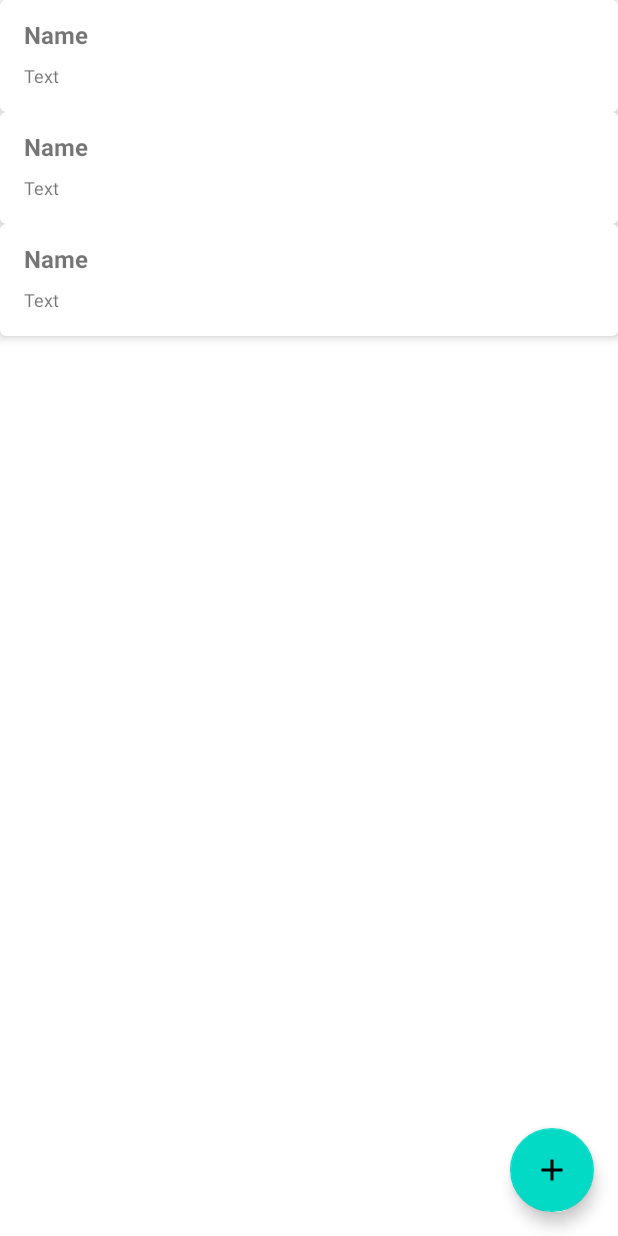
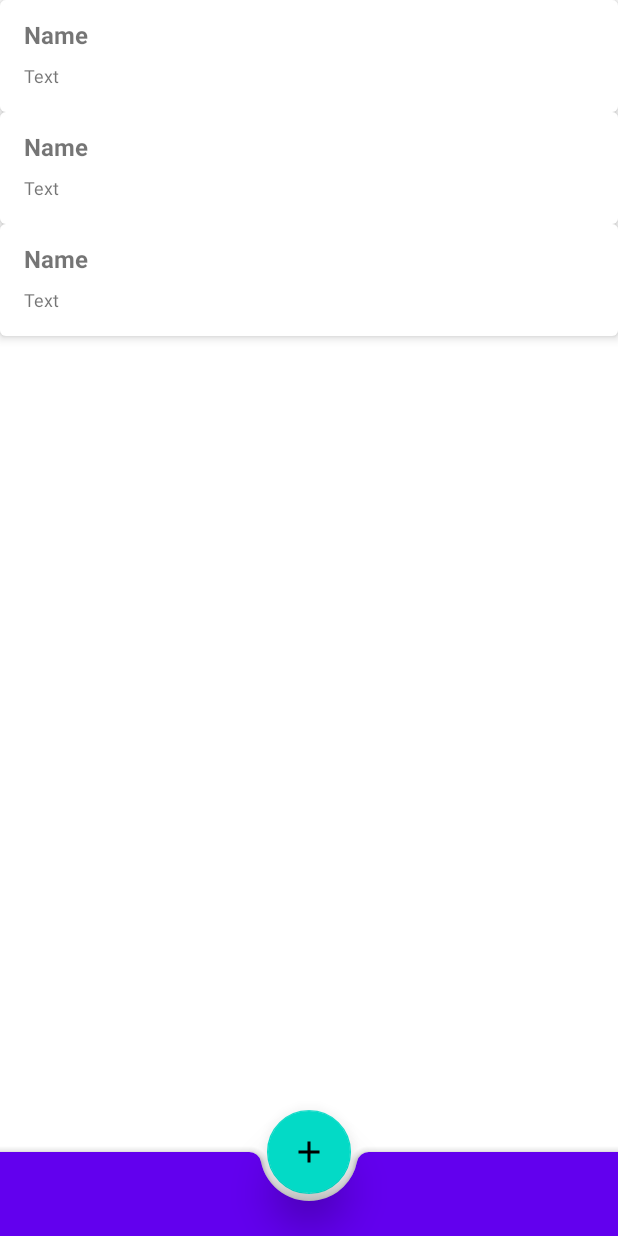
Before and after one commit to Scopee/Notes, an Android app: the layout fragment_main.xml on its own in the app's theme, with its tools: preview values and no code run, on a phone screen of 412 x 824 dp. Run offline under Robolectric (Android 15) with nearby library versions, the phone set to English and light mode, and no system bars.

Commit message:
Add BottomAppBar in MainFragment

```diff
--- a/app/src/main/res/layout/fragment_main.xml
+++ b/app/src/main/res/layout/fragment_main.xml
@@ -1,9 +1,8 @@
-<?xml version="1.0" encoding="utf-8"?>
-<androidx.constraintlayout.widget.ConstraintLayout xmlns:android="http://schemas.android.com/apk/res/android"
+<androidx.coordinatorlayout.widget.CoordinatorLayout xmlns:android="http://schemas.android.com/apk/res/android"
+    xmlns:app="http://schemas.android.com/apk/res-auto"
     xmlns:tools="http://schemas.android.com/tools"
     android:layout_width="match_parent"
     android:layout_height="match_parent"
-    xmlns:app="http://schemas.android.com/apk/res-auto"
     tools:context=".ui.MainFragment">
 
     <androidx.recyclerview.widget.RecyclerView
@@ -13,13 +12,20 @@
         app:layoutManager="androidx.recyclerview.widget.LinearLayoutManager"
         tools:listitem="@layout/note_item" />
 
+    <com.google.android.material.bottomappbar.BottomAppBar
+        android:id="@+id/bottomAppBar"
+        app:elevation="8dp"
+        style="@style/Widget.MaterialComponents.BottomAppBar.Colored"
+        android:layout_width="match_parent"
+        android:layout_height="wrap_content"
+        android:layout_gravity="bottom"/>
+
     <com.google.android.material.floatingactionbutton.FloatingActionButton
+        android:layout_width="wrap_content"
         android:id="@+id/main_btn_create"
-        android:layout_width="56dp"
-        android:layout_height="56dp"
-        app:layout_constraintEnd_toEndOf="parent"
-        app:layout_constraintBottom_toBottomOf="parent"
-        android:layout_margin="16dp"
-        android:src="@drawable/ic_add"/>
+        app:elevation="16dp"
+        android:layout_height="wrap_content"
+        app:layout_anchor="@id/bottomAppBar"
+        app:srcCompat="@drawable/ic_add" />
 
-</androidx.constraintlayout.widget.ConstraintLayout>
+</androidx.coordinatorlayout.widget.CoordinatorLayout>
```
Also changed, not shown: app/src/main/java/com/example/notes/ui/MainFragment.kt (+21 -1 lines), app/src/main/res/layout/fragment_edit_note.xml (+11 -11 lines).
